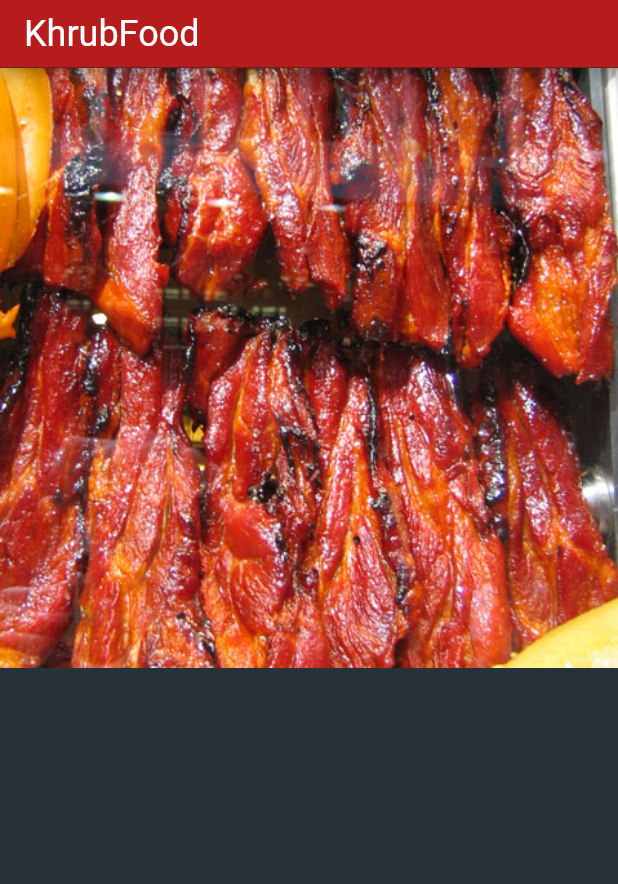
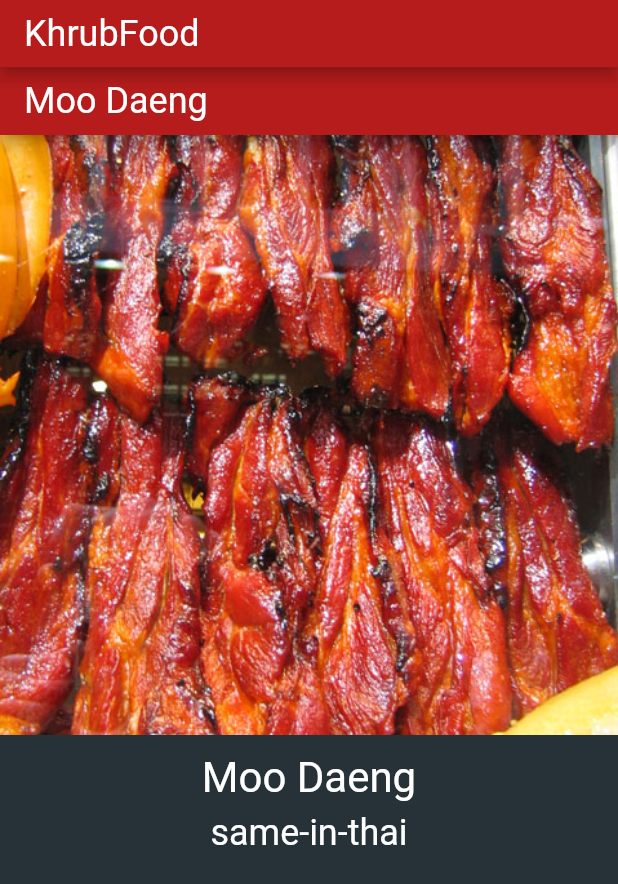
Before and after one commit to c00di/khrub-food, a Flutter app: the screen it shows after launch, on a phone screen of 412 x 824 dp. Shown: the top 884 px of the screen. Run offline on Flutter 3.47's test engine with Material 2 defaults, Android fonts, the phone set to English and light mode, and no system bars.

Commit message:
chore: dish detail page

```diff
--- a/lib/src/screens/Home.dart
+++ b/lib/src/screens/Home.dart
@@ -1,5 +1,6 @@
 import 'package:flutter/material.dart';
 import 'package:khrub_food/src/widgets/custom_app_bar.dart';
+import 'package:khrub_food/src/widgets/dish_details.dart';
 import 'package:khrub_food/src/widgets/dish_grid_item.dart';
 
 class Home extends StatelessWidget {
@@ -13,9 +14,8 @@ class Home extends StatelessWidget {
           title: "KhrubFood",
         ),
       ),
-      body: DishGridItem(
-        image: "moo-daeng.jpg",
-      ),
+      body: DishDetails(
+          image: "moo-daeng.jpg", name: "Moo Daeng", nameTh: "same-in-thai"),
     );
   }
 }
--- a/lib/src/widgets/custom_text.dart
+++ b/lib/src/widgets/custom_text.dart
@@ -16,7 +16,7 @@ class CustomText extends StatelessWidget {
       text,
       style: TextStyle(
           fontSize: size ?? 16,
-          color: color ?? Colors.black,
+          color: color ?? Colors.white,
           fontWeight: weight ?? FontWeight.normal),
     );
   }
--- /dev/null
+++ b/lib/src/widgets/dish_details.dart
@@ -0,0 +1,55 @@
+import 'package:flutter/material.dart';
+import 'package:khrub_food/src/widgets/custom_app_bar.dart';
+import 'package:khrub_food/src/widgets/custom_text.dart';
+
+class DishDetails extends StatelessWidget {
+  final String name;
+  final String nameTh;
+  final String image;
+
+  const DishDetails({this.image, this.name, this.nameTh});
+
+  @override
+  Widget build(BuildContext context) {
+    return Scaffold(
+      backgroundColor: Colors.blueGrey[900],
+      appBar: PreferredSize(
+        preferredSize: Size.fromHeight(45.0),
+        child: CustomAppBar(
+          title: name,
+        ),
+      ),
+      body: Column(
+        children: [
+          // DISH IMAGE
+          Container(
+            width: MediaQuery.of(context).size.width * 1,
+            height: 400,
+            child: Image(
+              image: AssetImage("img/$image"),
+              fit: BoxFit.fitWidth,
+            ),
+          ),
+
+          // DISH NAME - EN
+          Padding(
+            padding: const EdgeInsets.only(top: 12),
+            child: CustomText(
+              text: name,
+              size: 28,
+            ),
+          ),
+
+          // DISH NAME - TH
+          Padding(
+            padding: const EdgeInsets.only(top: 6),
+            child: CustomText(
+              text: nameTh,
+              size: 24,
+            ),
+          ),
+        ],
+      ),
+    );
+  }
+}
```
